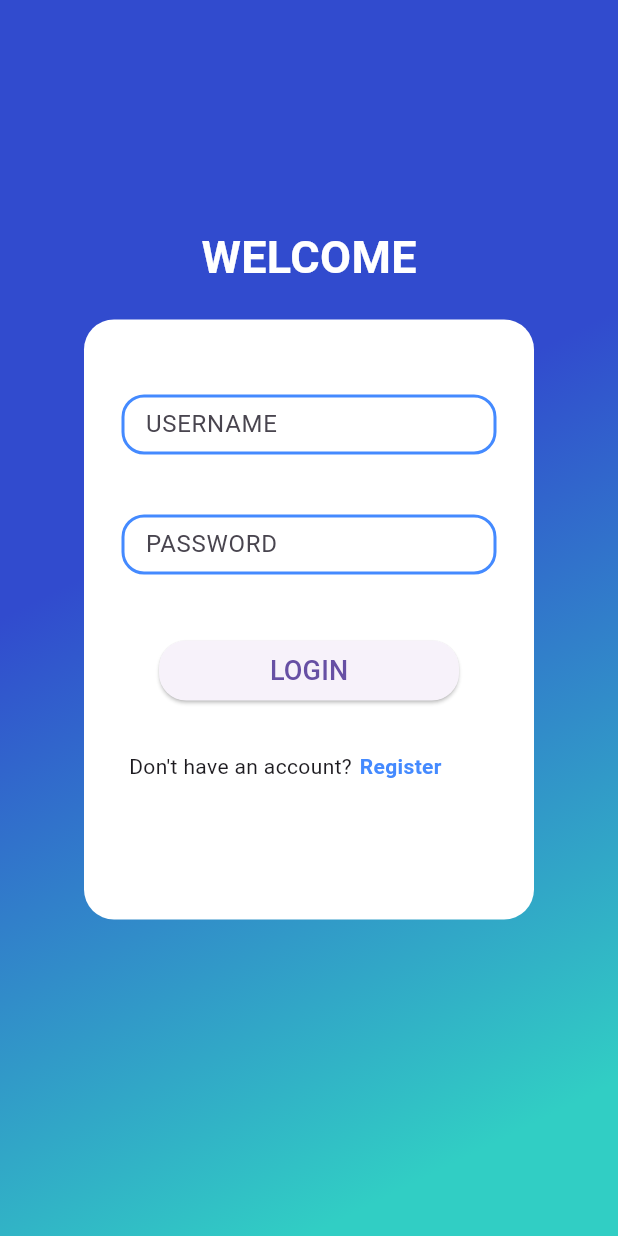
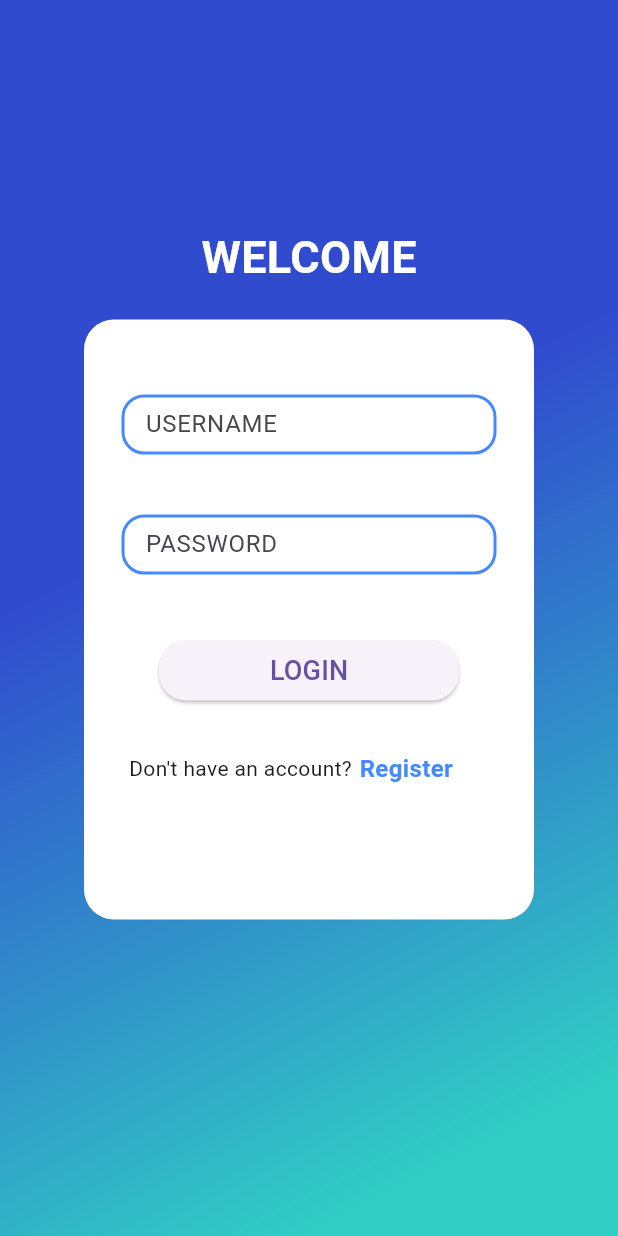
Before and after one commit to MohamedTarek26/Expenses_App-HCI_Project, a Flutter app: the screen it shows after launch, after a tap on "Let's Get Started", on a phone screen of 412 x 824 dp. Run offline on Flutter 3.47's test engine with Material 3 defaults, Android fonts, the phone set to English and light mode, and no system bars; our stand-ins replace gap, image_picker.

Commit message:
edit register page

```diff
--- a/lib/Register.dart
+++ b/lib/Register.dart
@@ -121,9 +121,9 @@ class _RegisterPageState extends State<RegisterPage> {
                         const Text("Already have an account?"),
                         const Gap(5),
                         InkWell(
-                          child: const Text("Register",style: TextStyle(color: Colors.blueAccent,fontWeight: FontWeight.bold)),
+                          child: const Text("Sign in",style: TextStyle(fontSize: 16, color: Colors.blueAccent,fontWeight: FontWeight.bold)),
                           onTap: (){
-                            Navigator.pushReplacementNamed(context, "Register");
+                            Navigator.pushReplacementNamed(context, "login");
                           },
                         ),
                       ],
--- a/lib/login_page.dart
+++ b/lib/login_page.dart
@@ -96,7 +96,7 @@ class _loginPage extends State<loginPage> {
                            const Text("Don't have an account?"),
                            const Gap(5),
                            InkWell(
-                             child: const Text("Register",style: TextStyle(color: Colors.blueAccent,fontWeight: FontWeight.bold)),
+                             child: const Text("Register",style: TextStyle(fontSize: 16, color: Colors.blueAccent,fontWeight: FontWeight.bold)),
                              onTap: (){
                                  Navigator.pushReplacementNamed(context, "Register");
                              },
```
